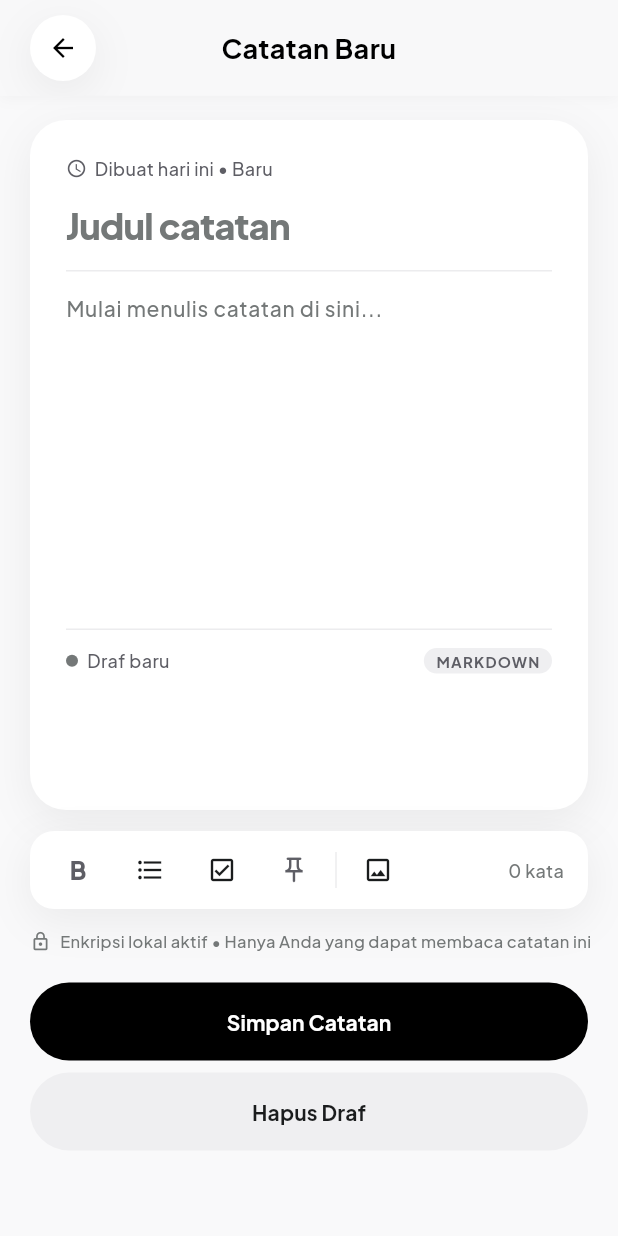
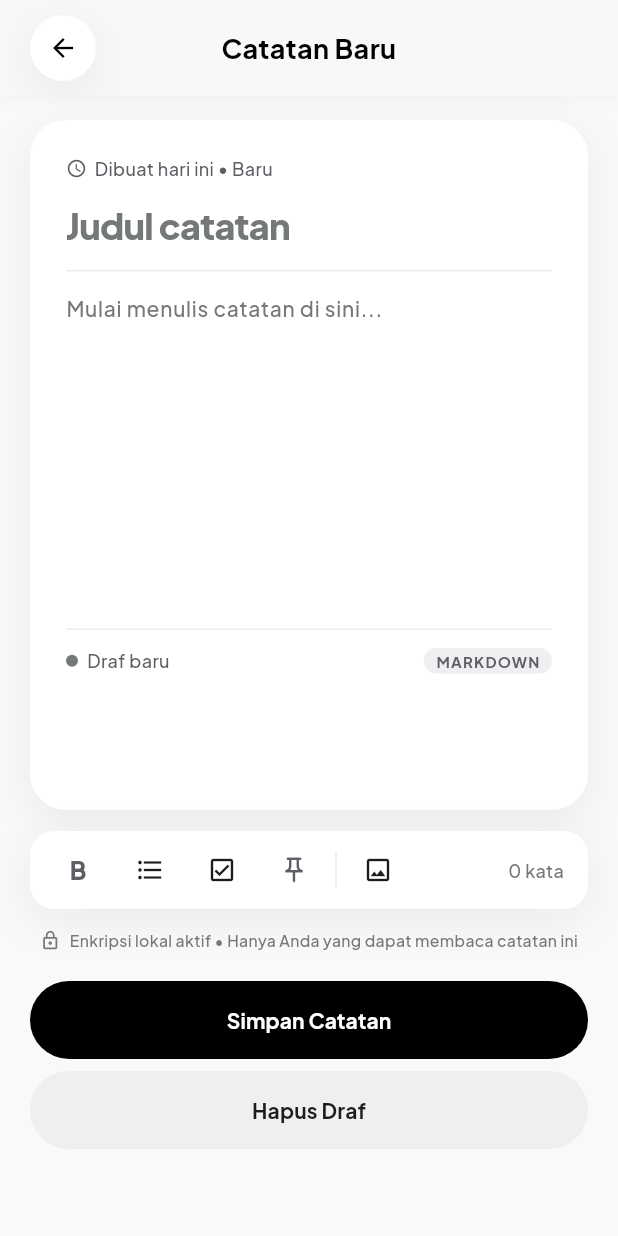
Before and after one commit to justin-rar/kelarin, a Flutter app: the AddNoteView screen opened by its route, on a phone screen of 412 x 824 dp. Run offline on Flutter 3.47's test engine with Material 3 defaults, Android fonts, the phone set to English and light mode, and no system bars; our stand-ins replace flutter_local_notifications, flutter_timezone, get, google_fonts, hive, hive_flutter and 3 more; accounts and stored records are empty.

Commit message:
fix: atasi overflow 2.8px pada teks enkripsi dan formatting dock form catatan

```diff
--- a/lib/app/modules/note/views/add_note_view.dart
+++ b/lib/app/modules/note/views/add_note_view.dart
@@ -244,7 +244,10 @@ class _AddNoteViewState extends State<AddNoteView> {
                     child: Row(
                       mainAxisAlignment: MainAxisAlignment.spaceBetween,
                       children: [
-                        Row(
+                        Flexible(
+                          child: SingleChildScrollView(
+                            scrollDirection: Axis.horizontal,
+                            child: Row(
                               children: [
                                 // Bold button
                                 IconButton(
@@ -283,6 +286,8 @@ class _AddNoteViewState extends State<AddNoteView> {
                                 ),
                               ],
                             ),
+                          ),
+                        ),
                         // Word count
                         Padding(
                           padding: const EdgeInsets.only(right: 8),
@@ -304,11 +309,16 @@ class _AddNoteViewState extends State<AddNoteView> {
                     children: [
                       const Icon(Icons.lock_outline, size: 14, color: AppColors.outline),
                       const SizedBox(width: 6),
-                      Text(
+                      Flexible(
+                        child: Text(
                           'Enkripsi lokal aktif • Hanya Anda yang dapat membaca catatan ini',
+                          textAlign: TextAlign.center,
+                          maxLines: 1,
+                          overflow: TextOverflow.ellipsis,
                           style: AppTypography.captionMeta.copyWith(
-                          fontSize: 11,
+                            fontSize: 10.5,
                             color: AppColors.outline,
+                          ),
                         ),
                       ),
                     ],
```
Also changed, not shown: lib/app/modules/note/views/edit_note_view.dart (+13 -3 lines). Lines whose indentation alone changed are shown as unchanged.
